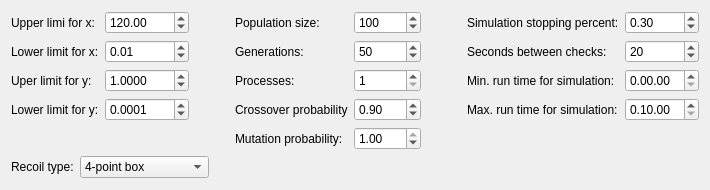
First picture: the form in ui_files/ui_optimization_recoil_params.ui, repository JYU-IBA/potku, before the edit.
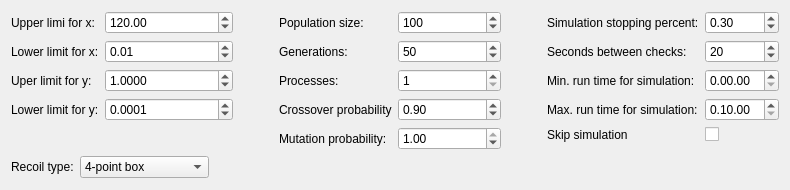
Second picture: the form after the edit.

Commit message:
Initial implementation of skipping simulation
- Added a checkbox that allows user to skip simulation when optimizing
- NSGAII will not start simulation if the checkbox is checked, it will
  just use the existing simulation results as its starting point
  (however, if no simulations have been done before, the NSGAII will
  crash. This needs to be fixed.)

```diff
--- a/ui_files/ui_optimization_recoil_params.ui
+++ b/ui_files/ui_optimization_recoil_params.ui
@@ -6,7 +6,7 @@
    <rect>
     <x>0</x>
     <y>0</y>
-    <width>707</width>
+    <width>790</width>
     <height>190</height>
    </rect>
   </property>
@@ -324,6 +324,20 @@
            </property>
           </widget>
          </item>
+         <item row="4" column="0">
+          <widget class="QLabel" name="label_15">
+           <property name="text">
+            <string>Skip simulation</string>
+           </property>
+          </widget>
+         </item>
+         <item row="4" column="1">
+          <widget class="QCheckBox" name="skip_sim_chk_box">
+           <property name="text">
+            <string/>
+           </property>
+          </widget>
+         </item>
         </layout>
        </item>
       </layout>
```
Left out of the diff: 4 changed lines with no effect on the pictures. The commit also changes 3 other files.
